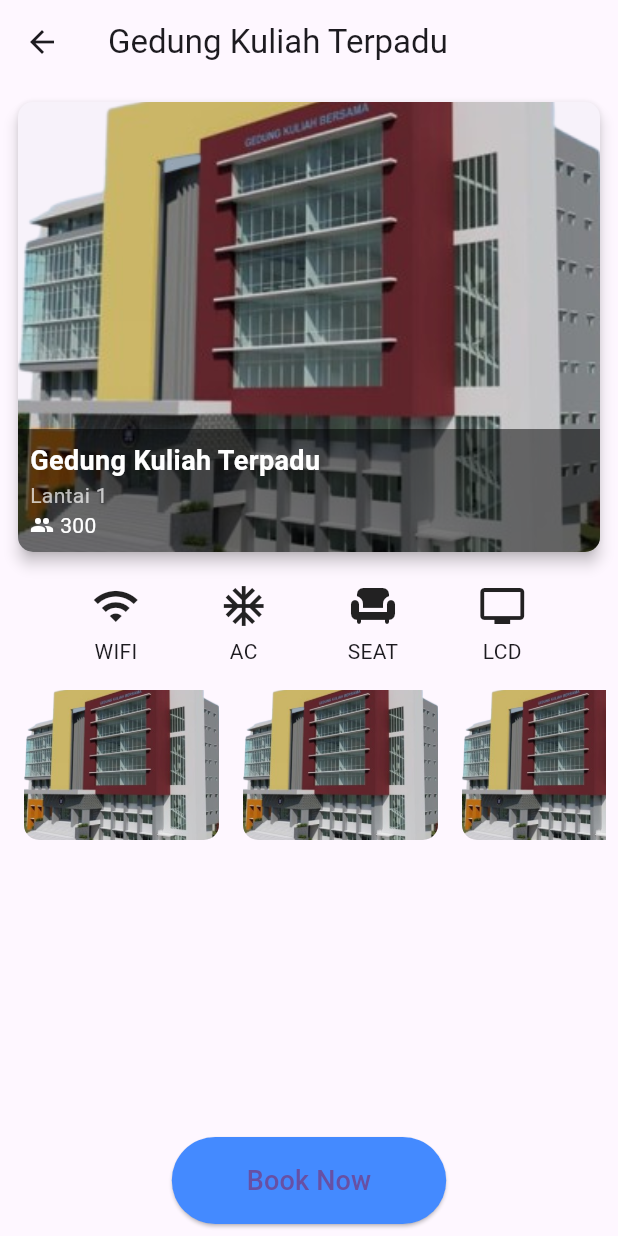
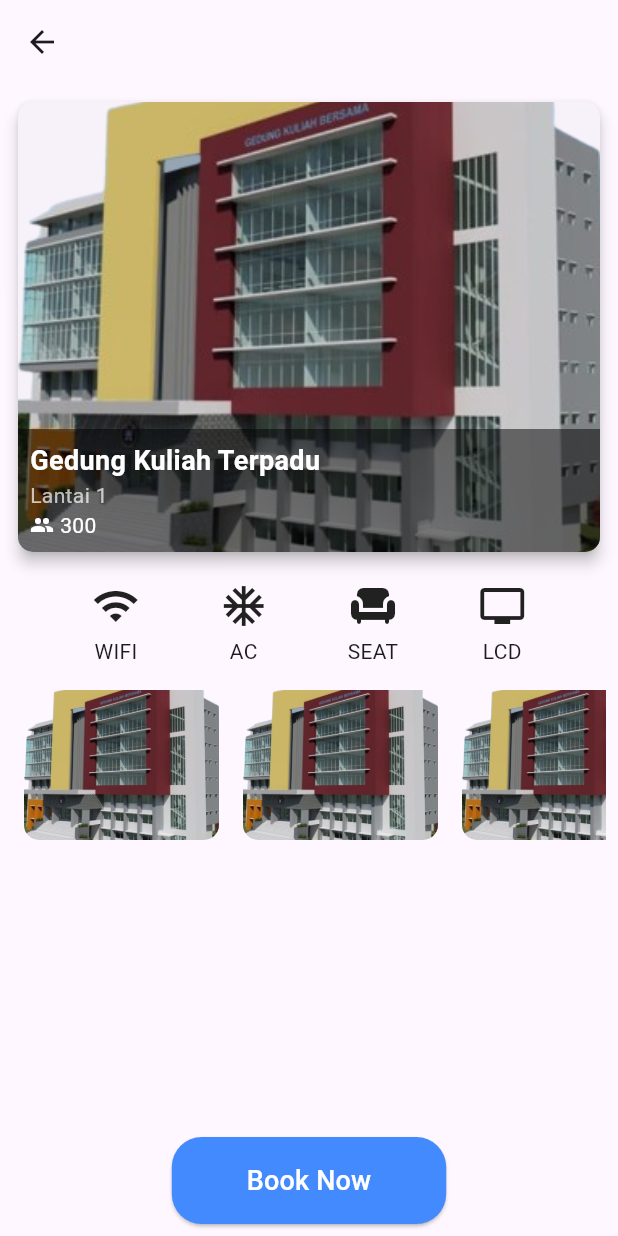
Before and after one commit to sipinjam/sipinjam, a Flutter app: the detailRuanganPage screen opened by its route, on a phone screen of 412 x 824 dp. Run offline on Flutter 3.47's test engine with Material 3 defaults, Android fonts, the phone set to English and light mode, and no system bars; our stand-ins replace flutter_riverpod; missing offline and left inert: d_button, d_input.

Commit message:
edit detailRuangan

```diff
--- a/lib/pages/detailRuangan.dart
+++ b/lib/pages/detailRuangan.dart
@@ -7,14 +7,7 @@ class detailRuanganPage extends StatelessWidget {
   Widget build(BuildContext context) {
     return Scaffold(
       appBar: AppBar(
-        title: const Text('Gedung Kuliah Terpadu'),
-        leading: IconButton(
-          icon: const Icon(Icons.arrow_back),
-          onPressed: () {
-            Navigator.pop(context);
-          },
         ),
-      ),
       body: Padding(
         padding: const EdgeInsets.all(8.0),
         child: Column(
@@ -131,12 +124,15 @@ class detailRuanganPage extends StatelessWidget {
                 padding: const EdgeInsets.symmetric(horizontal: 50, vertical: 16),
                 backgroundColor: Colors.blueAccent,
                 shape: RoundedRectangleBorder(
-                  borderRadius: BorderRadius.circular(30),
+                  borderRadius: BorderRadius.circular(20),
                 ),
               ),
               child: const Text(
                 'Book Now',
-                style: TextStyle(fontSize: 18),
+                style: TextStyle(
+                  fontSize: 18,
+                  color: Colors.white,
+                  ),
               ),
             ),
           ],
```
